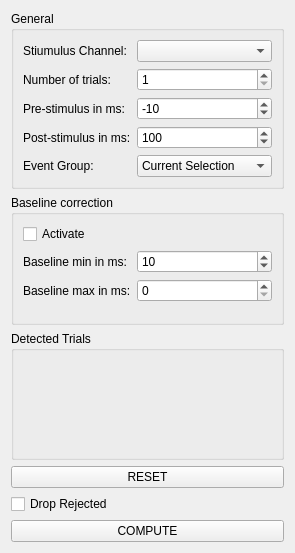
This is libraries/disp/viewers/formfiles/averagingsettingsview.ui in mne-tools/mne-cpp as Qt 5 draws it before an edit. The edited form follows.
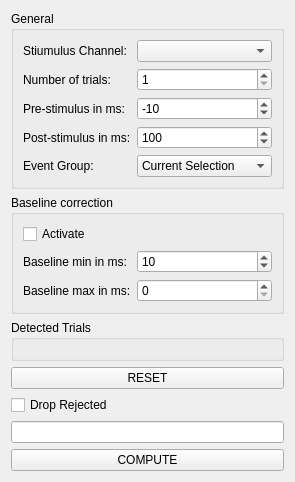
This is the edited form.

Commit message: ENH,MAINT: reworking GUI, catching adding avg without raw file

The edit to the form file:
```diff
--- a/libraries/disp/viewers/formfiles/averagingsettingsview.ui
+++ b/libraries/disp/viewers/formfiles/averagingsettingsview.ui
@@ -7,7 +7,7 @@
     <x>0</x>
     <y>0</y>
     <width>295</width>
-    <height>553</height>
+    <height>482</height>
    </rect>
   </property>
   <property name="sizePolicy">
@@ -235,6 +235,9 @@
      </property>
     </widget>
    </item>
+   <item>
+    <widget class="QLineEdit" name="lineEdit"/>
+   </item>
    <item>
     <widget class="QPushButton" name="m_pushButton_compute">
      <property name="sizePolicy">
```
The commit also changes 4 other files.
